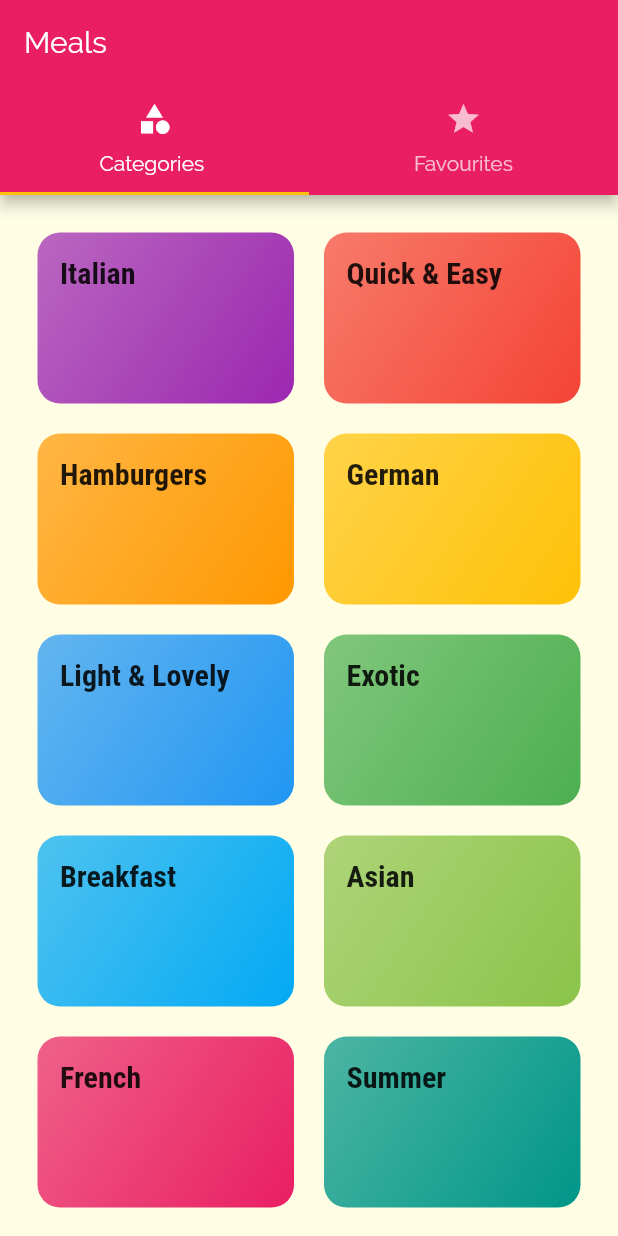
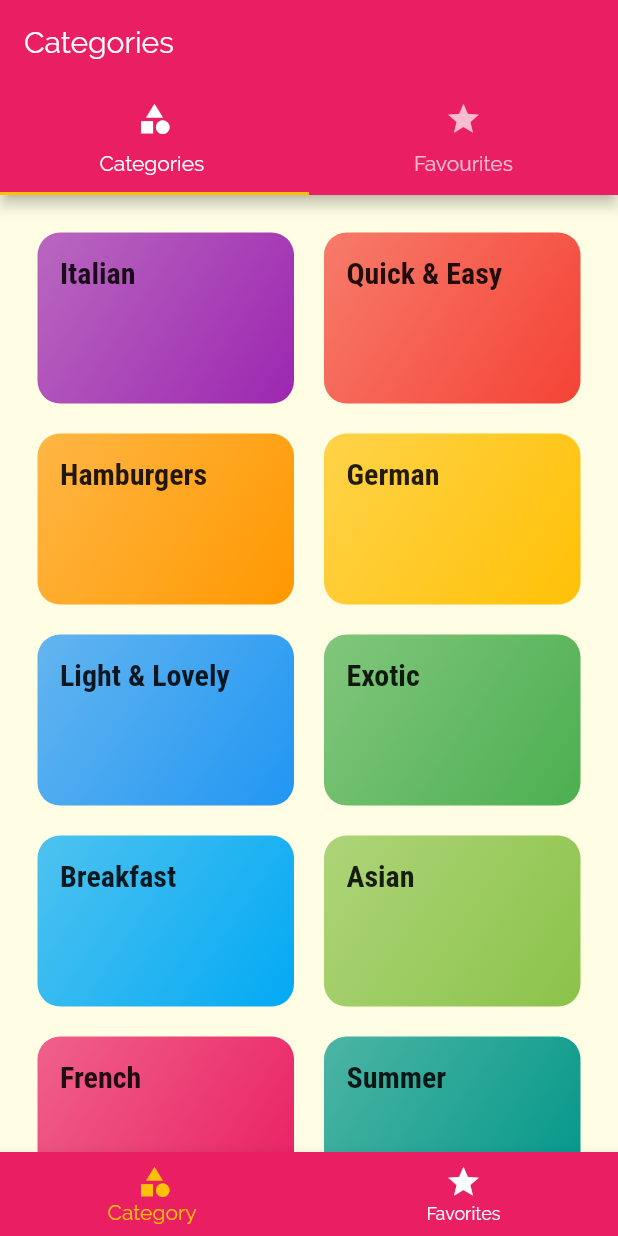
Before and after one commit to Lakshay1729/Meals-app_, a Flutter app: the screen it shows after launch, on a phone screen of 412 x 824 dp. Run offline on Flutter 3.47's test engine with Material 2 defaults, Android fonts, the phone set to English and light mode, and no system bars.

Commit message:
flutter navigation

```diff
--- a/lib/screens/tabs_screen.dart
+++ b/lib/screens/tabs_screen.dart
@@ -8,23 +8,51 @@ class TabsScreen extends StatefulWidget {
 }
 
 class _TabsScreenState extends State<TabsScreen> {
+  final List<Map<String,Object>> _pages=[
+    {'page':CategoriesScreen(),'title':'Categories'},
+    {'page':FavoritesScreen(),'title':'Favorites'},
+  ];
+  int _selectedPageIndex=0;
+
+  void _selectPage(int index){
+    setState(() {
+      _selectedPageIndex=index;
+    });
+  }
+
   @override
   Widget build(BuildContext context) {
     return DefaultTabController(
       length:2,
       child: Scaffold(
       appBar: AppBar(
-        title: Text('Meals'),
+        title: Text(_pages[_selectedPageIndex]['title']),
       bottom: TabBar(
       tabs:<Widget>[
         Tab(icon:Icon(Icons.category),text: 'Categories ',),
         Tab(icon: Icon(Icons.star),text: 'Favourites',),
       ],),
       ),
-        body:TabBarView(children:  <Widget>[
-          CategoriesScreen(),
-          FavoritesScreen()
-        ],)
+        body:_pages[_selectedPageIndex]['page'],
+        // TabBarView(children:  <Widget>[
+        //   CategoriesScreen(),
+        //   FavoritesScreen()
+        // ],),
+          bottomNavigationBar: BottomNavigationBar(
+            unselectedItemColor: Colors.white,
+            selectedItemColor: Colors.amber,
+            currentIndex: _selectedPageIndex,
+            // type: BottomNavigationBarType.shifting,
+            onTap:_selectPage,
+          backgroundColor: Theme.of(context).primaryColor,
+             items: [
+              BottomNavigationBarItem(icon:Icon(Icons.category,),
+                   title: Text('Category '),backgroundColor: Theme.of(context).primaryColor,),
+               BottomNavigationBarItem(icon:Icon(Icons.star),
+                   title: Text('Favorites'),
+                 backgroundColor: Theme.of(context).primaryColor,)
+      ],
+      ),
 
     ),);
   }
```
